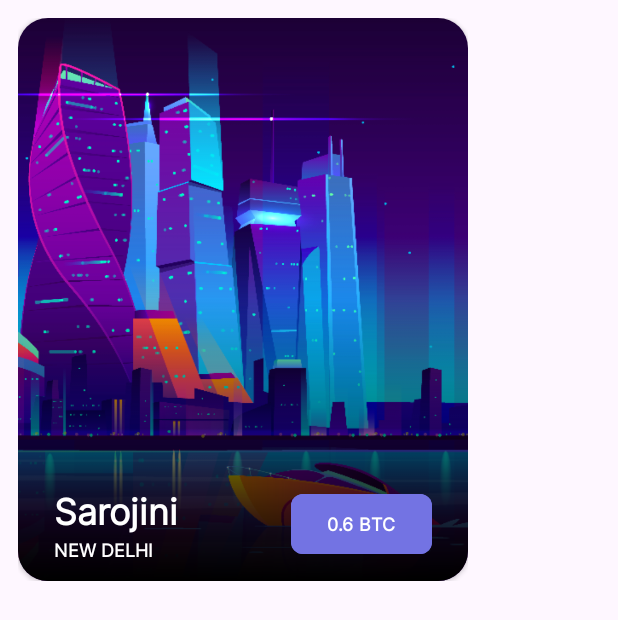
After one commit to app-src/ExpandableScrollView, an Android app: the layout item_colapsed.xml on its own in the app's theme, with its tools: preview values and no code run, on a phone screen of 412 x 824 dp. The commit adds this screen. Shown: the top 620 px of the screen. Run offline under Robolectric (Android 15) with nearby library versions, the phone set to English and light mode, and no system bars.

Commit message:
Done i guess

```diff
--- /dev/null
+++ b/app/src/main/res/drawable/back_arrow.xml
@@ -0,0 +1,5 @@
+<vector android:autoMirrored="true" android:height="24dp"
+    android:tint="#FFFFFF" android:viewportHeight="24"
+    android:viewportWidth="24" android:width="24dp" xmlns:android="http://schemas.android.com/apk/res/android">
+    <path android:fillColor="@android:color/white" android:pathData="M11.67,3.87L9.9,2.1 0,12l9.9,9.9 1.77,-1.77L3.54,12z"/>
+</vector>
--- /dev/null
+++ b/app/src/main/res/drawable/gradient_blur.xml
@@ -0,0 +1,9 @@
+<shape xmlns:android="http://schemas.android.com/apk/res/android" android:shape="rectangle" >
+    <gradient
+        android:type="linear"
+        android:centerX="50%"
+        android:startColor="#00FFFFFF"
+        android:centerColor="#00FFFFFF"
+        android:endColor="#000000"
+        android:angle="270"/>
+</shape>
--- /dev/null
+++ b/app/src/main/res/drawable/option.xml
@@ -0,0 +1,5 @@
+<vector android:height="24dp" android:tint="#FFFFFF"
+    android:viewportHeight="24" android:viewportWidth="24"
+    android:width="24dp" xmlns:android="http://schemas.android.com/apk/res/android">
+    <path android:fillColor="@android:color/white" android:pathData="M12,8c1.1,0 2,-0.9 2,-2s-0.9,-2 -2,-2 -2,0.9 -2,2 0.9,2 2,2zM12,10c-1.1,0 -2,0.9 -2,2s0.9,2 2,2 2,-0.9 2,-2 -0.9,-2 -2,-2zM12,16c-1.1,0 -2,0.9 -2,2s0.9,2 2,2 2,-0.9 2,-2 -0.9,-2 -2,-2z"/>
+</vector>
--- /dev/null
+++ b/app/src/main/res/layout/item_colapsed.xml
@@ -0,0 +1,154 @@
+<?xml version="1.0" encoding="utf-8"?>
+<androidx.constraintlayout.widget.ConstraintLayout xmlns:android="http://schemas.android.com/apk/res/android"
+    android:layout_height="wrap_content"
+    android:layout_width="wrap_content"
+    android:layout_margin="12dp"
+    android:clipToPadding="false"
+    xmlns:app="http://schemas.android.com/apk/res-auto">
+
+    <androidx.cardview.widget.CardView
+        android:id="@+id/collapsed_view"
+        android:layout_width="300dp"
+        android:layout_height="375dp"
+        app:layout_constraintStart_toStartOf="parent"
+        app:layout_constraintEnd_toEndOf="parent"
+        app:layout_constraintTop_toTopOf="parent"
+        app:layout_constraintBottom_toBottomOf="parent"
+        app:cardCornerRadius="20dp">
+        <androidx.constraintlayout.widget.ConstraintLayout
+            android:layout_width="match_parent"
+            android:layout_height="match_parent">
+            <ImageView
+                app:layout_constraintStart_toStartOf="parent"
+                app:layout_constraintTop_toTopOf="parent"
+                android:id="@+id/collapsed_image"
+                android:layout_width="wrap_content"
+                android:layout_height="wrap_content"
+                android:src="@drawable/building"
+                android:scaleType="centerCrop"/>
+
+            <ImageView
+                app:layout_constraintStart_toStartOf="parent"
+                app:layout_constraintTop_toTopOf="parent"
+                android:layout_width="match_parent"
+                android:layout_height="match_parent"
+                android:src="@drawable/gradient_blur"
+                android:scaleType="centerCrop"/>
+
+            <TextView
+                android:id="@+id/textView"
+                android:layout_width="wrap_content"
+                android:layout_height="wrap_content"
+                android:layout_marginStart="24dp"
+                android:text="@string/sarojini"
+                android:textColor="@color/white"
+                android:textSize="24sp"
+                android:textStyle="bold"
+                app:layout_constraintBottom_toTopOf="@id/textView2"
+                app:layout_constraintStart_toStartOf="parent" />
+
+            <TextView
+                android:id="@+id/textView2"
+                android:layout_width="wrap_content"
+                android:layout_height="wrap_content"
+                android:layout_marginBottom="12dp"
+                android:text="@string/new_delhi"
+                android:textColor="@color/white"
+                android:textSize="12sp"
+                android:textStyle="bold"
+                app:layout_constraintBottom_toBottomOf="parent"
+                app:layout_constraintStart_toStartOf="@+id/textView" />
+
+            <com.google.android.material.button.MaterialButton
+                android:layout_width="wrap_content"
+                android:layout_height="wrap_content"
+                android:layout_marginEnd="24dp"
+                android:text="@string/_0_6_btc"
+                android:backgroundTint="#7373E3"
+                android:textColor="@color/white"
+                android:textSize="12sp"
+                android:textStyle="bold"
+                app:cornerRadius="8dp"
+                app:layout_constraintBottom_toBottomOf="@+id/textView2"
+                app:layout_constraintEnd_toEndOf="parent"
+                app:layout_constraintTop_toTopOf="@+id/textView" />
+
+        </androidx.constraintlayout.widget.ConstraintLayout>
+
+
+    </androidx.cardview.widget.CardView>
+
+    <androidx.cardview.widget.CardView
+        android:id="@+id/expanded_view"
+        android:layout_width="wrap_content"
+        android:layout_height="wrap_content"
+        app:layout_constraintStart_toStartOf="parent"
+        app:layout_constraintEnd_toEndOf="parent"
+        app:layout_constraintTop_toTopOf="parent"
+        app:layout_constraintBottom_toBottomOf="parent"
+        app:cardCornerRadius="20dp"
+        android:visibility="gone">
+        <androidx.constraintlayout.widget.ConstraintLayout
+            android:layout_width="match_parent"
+            android:layout_height="match_parent">
+            <ImageView
+                app:layout_constraintStart_toStartOf="parent"
+                app:layout_constraintTop_toTopOf="parent"
+                android:id="@+id/collapsed_image1"
+                android:layout_width="wrap_content"
+                android:layout_height="wrap_content"
+                android:src="@drawable/building"
+                android:scaleType="centerCrop"/>
+
+            <ImageView
+                app:layout_constraintStart_toStartOf="parent"
+                app:layout_constraintTop_toTopOf="parent"
+                android:layout_width="match_parent"
+                android:layout_height="match_parent"
+                android:src="@drawable/gradient_blur"
+                android:scaleType="centerCrop"/>
+
+            <TextView
+                android:id="@+id/textView11"
+                android:layout_width="wrap_content"
+                android:layout_height="wrap_content"
+                android:layout_marginStart="24dp"
+                android:text="@string/sarojini"
+                android:textColor="@color/white"
+                android:textSize="24sp"
+                android:textStyle="bold"
+                app:layout_constraintBottom_toTopOf="@id/textView12"
+                app:layout_constraintStart_toStartOf="parent" />
+
+            <TextView
+                android:id="@+id/textView12"
+                android:layout_width="wrap_content"
+                android:layout_height="wrap_content"
+                android:layout_marginBottom="12dp"
+                android:text="@string/new_delhi"
+                android:textColor="@color/white"
+                android:textSize="12sp"
+                android:textStyle="bold"
+                app:layout_constraintBottom_toBottomOf="parent"
+                app:layout_constraintStart_toStartOf="@+id/textView11" />
+
+            <com.google.android.material.button.MaterialButton
+                android:layout_width="wrap_content"
+                android:layout_height="wrap_content"
+                android:layout_marginEnd="24dp"
+                android:text="@string/_0_6_btc"
+                android:backgroundTint="#7373E3"
+                android:textColor="@color/white"
+                android:textSize="12sp"
+                android:textStyle="bold"
+                app:cornerRadius="8dp"
+                app:layout_constraintBottom_toBottomOf="@+id/textView12"
+                app:layout_constraintEnd_toEndOf="parent"
+                app:layout_constraintTop_toTopOf="@+id/textView11" />
+
+        </androidx.constraintlayout.widget.ConstraintLayout>
+
+
+    </androidx.cardview.widget.CardView>
+
+</androidx.constraintlayout.widget.ConstraintLayout>
--- a/app/src/main/res/values/strings.xml
+++ b/app/src/main/res/values/strings.xml
@@ -1,3 +1,9 @@
 <resources>
     <string name="app_name">Colapsable Scroll View</string>
+    <string name="sarojini">Sarojini</string>
+    <string name="new_delhi">NEW DELHI</string>
+    <string name="_0_6_btc">0.6 BTC</string>
+    <!-- TODO: Remove or change this placeholder text -->
+    <string name="hello_blank_fragment">Hello blank fragment</string>
+    <string name="discover">Discover</string>
 </resources>
--- a/app/src/main/res/values/themes.xml
+++ b/app/src/main/res/values/themes.xml
@@ -3,6 +3,7 @@
     <style name="Base.Theme.ColapsableScrollView" parent="Theme.Material3.DayNight.NoActionBar">
         <!-- Customize your light theme here. -->
         <!-- <item name="colorPrimary">@color/my_light_primary</item> -->
+        <item name="fontFamily">@font/inter</item>
     </style>
 
     <style name="Theme.ColapsableScrollView" parent="Base.Theme.ColapsableScrollView" />
```
Also changed, not shown: app/build.gradle (+10 -0 lines), app/src/main/java/io/github/appsrc/colapsablescrollview/MainActivity.kt (+23 -3 lines), app/src/main/java/io/github/appsrc/colapsablescrollview/adapters/MyAdapter.kt (+30 -3 lines), app/src/main/java/io/github/appsrc/colapsablescrollview/fragments/ExpandedFragment.kt (added, +63 -0 lines), app/src/main/java/io/github/appsrc/colapsablescrollview/helpers/CenterZoomLayoutManager.kt (+31 -3 lines), app/src/main/res/drawable/blur.xml (added, +9 -0 lines), app/src/main/res/layout/activity_main.xml (+20 -2 lines), app/src/main/res/layout/fragment_expanded.xml (added, +86 -0 lines), app/src/main/res/layout/item_colapsable.xml (deleted, +0 -26 lines), app/src/main/res/font/inter.ttf (added).
